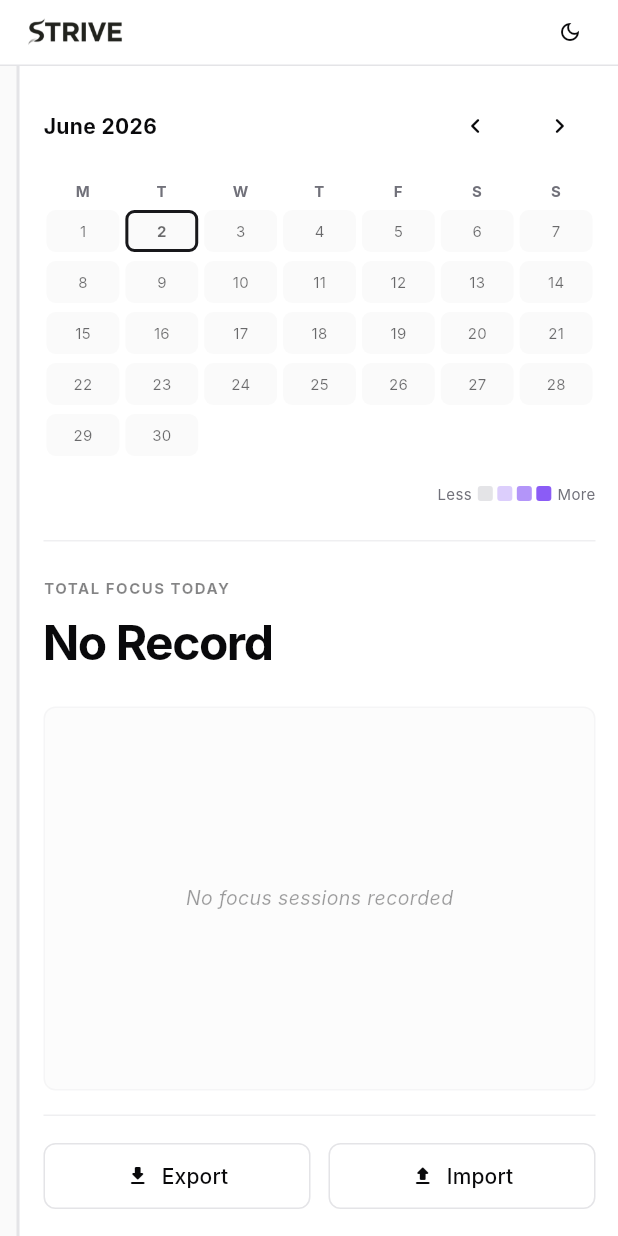
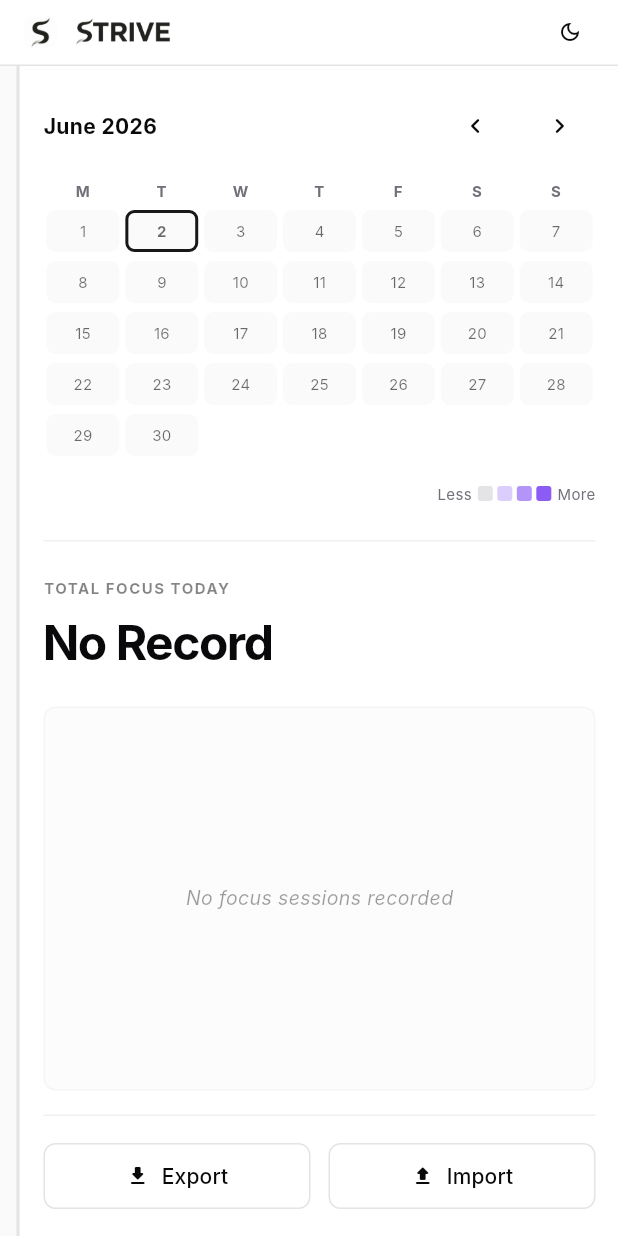
Before and after one commit to MohsinRazza/Strive, a Flutter app: the screen it shows after launch, on a phone screen of 412 x 824 dp. Run offline on Flutter 3.47's test engine with Material 3 defaults, Android fonts, the phone set to English and light mode, and no system bars; our stand-ins replace google_fonts; missing offline and left inert: window_manager; Roboto replaces fonts that are missing (Inter).

Commit message:
feat: Branding + build_deb.sh

```diff
--- a/lib/main.dart
+++ b/lib/main.dart
@@ -30,6 +30,8 @@ void main() async {
       await windowManager.show();
       await windowManager.focus();
       await windowManager.setPreventClose(false);
+      await windowManager.setTitle('Strive');
+      await windowManager.setIcon('assets/images/logo_s.png');
     });
   }
 
@@ -1506,6 +1508,15 @@ class TitleBar extends StatelessWidget {
                 alignment: Alignment.centerLeft,
                 child: Row(
                   children: [
+                    ClipRRect(
+                      borderRadius: BorderRadius.circular(6),
+                      child: Image.asset(
+                        'assets/images/logo_s.png',
+                        height: 22,
+                        width: 22,
+                      ),
+                    ),
+                    const SizedBox(width: 10),
                     isDarkMode
                         ? ColorFiltered(
                             colorFilter: const ColorFilter.matrix(<double>[
--- a/pubspec.yaml
+++ b/pubspec.yaml
@@ -62,6 +62,7 @@ flutter:
   uses-material-design: true
   assets:
     - assets/images/logo.png
+    - assets/images/logo_s.png
 
   # An image asset can refer to one or more resolution-specific "variants", see
   # https://flutter.dev/to/resolution-aware-images
```
Also changed, not shown: 2 other files.
